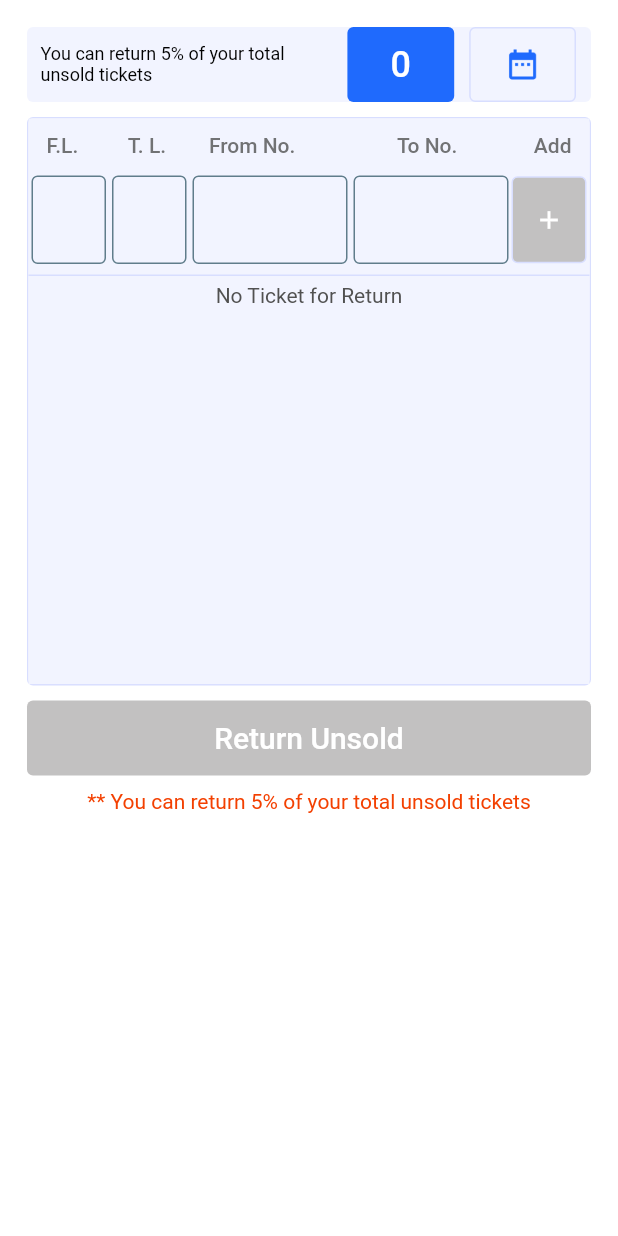
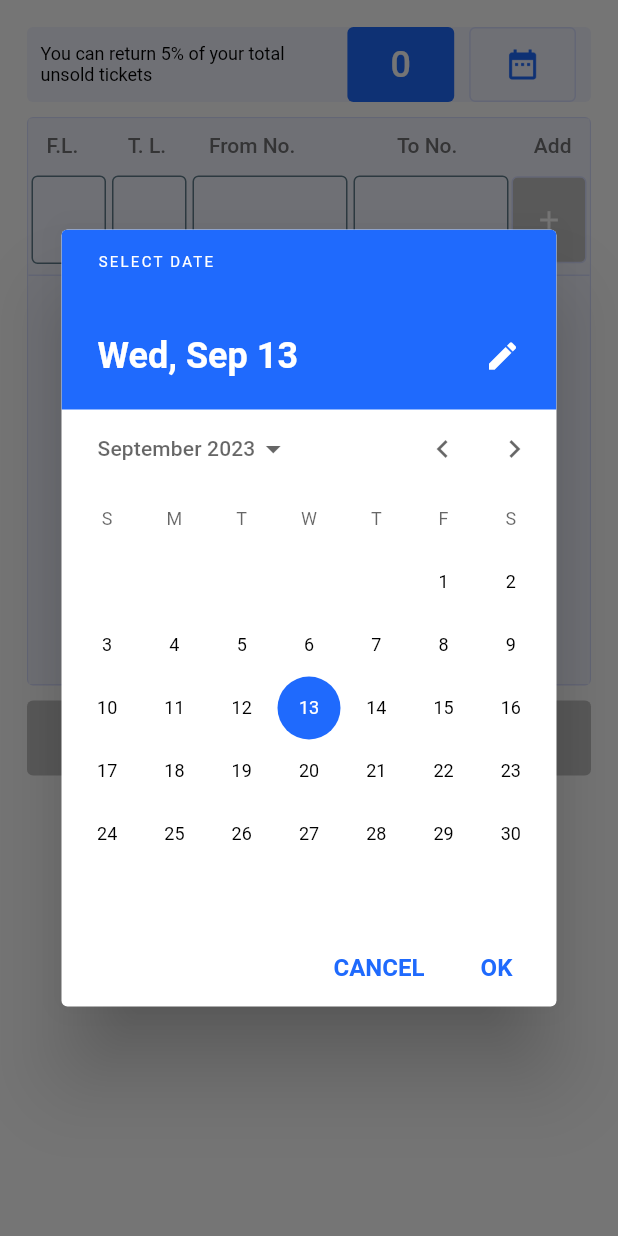
Before and after one commit to chandrshekhar/DISTECH_TECHNOLOGY, a Flutter app: the ReturnUnsoldTicket widget shown alone on an empty page, opened directly, after a tap on "Return Unsold", on a phone screen of 412 x 824 dp. Run offline on Flutter 3.47's test engine with Material 2 defaults, Android fonts, the phone set to English and light mode, and no system bars; our stand-ins replace dio, equatable, eva_icons_flutter, flutter_bloc, get, otp_text_field and 2 more; missing offline and left inert: flutter_barcode_scanner; accounts and stored records are empty; network calls fail.

Commit message:
fixed bug for check return ticket

```diff
--- a/lib/Api/api_provider.dart
+++ b/lib/Api/api_provider.dart
@@ -20,7 +20,7 @@ class ApiProvider {
   Future<LoginResponseModel> loginApiCall(LoginRequestModel reqModel) async {
     Response response;
     if (kDebugMode) {
-      print(reqModel.toJson());
+
     }
     try {
       _dio.options.headers = {
@@ -355,7 +355,7 @@ class ApiProvider {
     String token = await localStorageService
             .getFromDisk(LocalStorageService.ACCESS_TOKEN_KEY) ??
         "";
-    print("token $token");
+
     try {
       _dio.options.headers = {
         'Accept': 'application/json',
@@ -389,7 +389,7 @@ class ApiProvider {
     String token = await localStorageService
             .getFromDisk(LocalStorageService.ACCESS_TOKEN_KEY) ??
         "";
-    print("token $token");
+
     try {
       _dio.options.headers = {
         'Accept': 'application/json',
@@ -546,7 +546,7 @@ class ApiProvider {
     try {
       _dio.options.headers = {"access-token": token};
       response = await _dio.post(Urls.validateReturnTicket, data: reqModel);
-      print(response.data);
+
       if (kDebugMode) {
         log('--------Response valid : $response');
       }
--- a/lib/Features/ForgotPassword/Presentation/forgot_password.dart
+++ b/lib/Features/ForgotPassword/Presentation/forgot_password.dart
@@ -94,10 +94,10 @@ class _ForgotPasswordState extends State<ForgotPassword> {
                           label: 'Send OTP',
                           onPressed: () async {
                             if (_key.currentState!.validate()) {
-                               print("pandey jii");
+
                               var res = await ApiProvider()
                                   .forgetPassword(_emailController.text.trim());
-                              print("res---> $res");
+
                               if (res['success'] == true) {
                                 // ignore: use_build_context_synchronously
                                 ScaffoldMessenger.of(context).showSnackBar(
--- a/lib/Features/Home/Presentation/home_screen.dart
+++ b/lib/Features/Home/Presentation/home_screen.dart
@@ -17,7 +17,6 @@ import 'package:distech_technology/Widgets/custom_shape_clipper.dart';
 import 'package:eva_icons_flutter/eva_icons_flutter.dart';
 import 'package:flutter/material.dart';
 import 'package:get/get.dart';
-import 'package:http/http.dart';
 
 import '../../../Commons/app_images.dart';
 import '../../../Controller/Profile Controller/profile_controller.dart';
--- a/lib/Features/Login/bloc/login_bloc.dart
+++ b/lib/Features/Login/bloc/login_bloc.dart
@@ -17,7 +17,7 @@ class LoginBloc extends Bloc<LoginEvent, LoginState> {
         emit(LoginLoadingState());
         final mData = await apiProvider.loginApiCall(reqModel);
         if (mData.success == true) {
-          print("login token--> ${mData.user}");
+
            LocalStorageService()
               .saveToDisk(LocalStorageService.ACCESS_TOKEN_KEY, mData.jWT);
                LocalStorageService()
--- a/lib/Features/ReturnUnsoldTicket/Presentation/return_unsold_ticket_screen.dart
+++ b/lib/Features/ReturnUnsoldTicket/Presentation/return_unsold_ticket_screen.dart
@@ -27,7 +27,9 @@ class _ReturnUnsoldTicketState extends State<ReturnUnsoldTicket> {
   final RefreshController refreshController =
       RefreshController(initialRefresh: true);
   DateTime selectedDate = DateTime.now();
-  String? formatedDate;
+  String? formatedDate =
+      formatDate(date: DateTime.now(), formatType: "yyyy-MM-dd");
+
   Future<void> _selectDate(BuildContext context) async {
     final DateTime? picked = await showDatePicker(
       context: context,
@@ -77,6 +79,7 @@ class _ReturnUnsoldTicketState extends State<ReturnUnsoldTicket> {
     getMyreturnController.getAllReturnTicket();
     soldTicketController.dropDownValue.value = 10;
     soldTicketzcontroller.limit.value = 10;
+    _selectDate(context);
   }
 
   @override
@@ -176,90 +179,9 @@ class _ReturnUnsoldTicketState extends State<ReturnUnsoldTicket> {
                       ),
                     ),
                     const SizedBox(width: 10),
-
-                    // AppDropDown(
-                    //     onChanged: (value) async {
-                    //       soldTicketController.limit.value = value;
-                    //       soldTicketController.dropDownValue.value = value;
-                    //       await soldTicketController.getAllTicket(
-                    //           date: formatedDate,
-                    //           search: soldTicketController.searchText.value,
-                    //           semNumber: soldTicketController.semNumber.value);
-                    //     },
-                    //     list: soldTicketController.selectedValueList)
                   ],
                 ),
               ),
-              // SizedBox(
-              //   height: AppSizes.kDefaultPadding * 1.2,
-              // ),
-              // Row(
-              //   children: [
-              //     Expanded(
-              //       flex: 5,
-              //       child: CustomTextField(
-              //         controller: _searchController,
-              //         hintText: 'Search',
-              //         prefixIcon:  const Icon(
-              //           EvaIcons.searchOutline,
-              //           color: AppColors.primary,
-              //           size: 20,
-              //         ),
-              //         onChanged: (value) {
-              //           if (value.toString().isNotEmpty) {
-              //             soldTicketzcontroller.searchTextSave(value);
-              //           } else {
-              //             soldTicketzcontroller.searchText("");
-              //           }
-              //           soldTicketzcontroller.getAllTicket(
-              //               search: soldTicketzcontroller.searchText.value,
-              //               semNumber: soldTicketzcontroller.semNumber.value,
-              //               date: formatedDate);
-              //         },
-              //         maxLines: 1,
-              //         minLines: 1,
-              //         isBorder: false,
-              //       ),
-              //     ),
-              //     const SizedBox(
-              //       width: 15,
-              //     ),
-              //     // Expanded(
-              //     //   flex: 1,
-              //     //   child: InkWell(
-              //     //     onTap: () {
-              //     //       showDialog(
-              //     //           context: context,
-              //     //           builder: (context) {
-              //     //             return AlertDialog(
-              //     //               content: FilterDialog(
-              //     //                 selectedDate: formatedDate!,
-              //     //               ),
-              //     //             );
-              //     //           });
-              //     //     },
-              //     //     child: Container(
-              //     //       padding: const EdgeInsets.all(
-              //     //           AppSizes.kDefaultPadding / 1.5),
-              //     //       height: AppSizes.buttonHeight + 4,
-              //     //       decoration: BoxDecoration(
-              //     //           borderRadius: BorderRadius.circular(
-              //     //               AppSizes.cardCornerRadius / 2),
-              //     //           border: Border.all(color: AppColors.bg)),
-              //     //       child: Image.asset(
-              //     //         AppIcons.filterIcon,
-              //     //         width: 25,
-              //     //         height: 25,
-              //     //       ),
-              //     //     ),
-              //     //   ),
-              //     // ),
-              //     //  const SizedBox(
-              //     //   width: 10,
-              //     // ),
-
-              //   ],
-              // ),
               const SizedBox(height: 10),
               Column(
                 children: [
@@ -369,8 +291,7 @@ class _ReturnUnsoldTicketState extends State<ReturnUnsoldTicket> {
                                               "0:00:00",
                                   inputFormatters: [
                                     LengthLimitingTextInputFormatter(2),
-                                    FilteringTextInputFormatter.allow(
-                                        RegExp('[A-Z]'))
+                                    UpperCaseTextFormatter()
                                   ],
                                   keyboardType: TextInputType.name,
                                   controller: getMyreturnController
@@ -403,8 +324,7 @@ class _ReturnUnsoldTicketState extends State<ReturnUnsoldTicket> {
                                               "0:00:00",
                                   inputFormatters: [
                                     LengthLimitingTextInputFormatter(2),
-                                    FilteringTextInputFormatter.allow(
-                                        RegExp('[A-Z]'))
+                                    UpperCaseTextFormatter()
                                   ],
                                   keyboardType: TextInputType.name,
                                   controller: getMyreturnController
@@ -694,3 +614,14 @@ class _ReturnUnsoldTicketState extends State<ReturnUnsoldTicket> {
     );
   }
 }
+
+class UpperCaseTextFormatter extends TextInputFormatter {
+  @override
+  TextEditingValue formatEditUpdate(
+      TextEditingValue oldValue, TextEditingValue newValue) {
+    return TextEditingValue(
+      text: newValue.text.toUpperCase(),
+      selection: newValue.selection,
+    );
+  }
+}
--- a/pubspec.yaml
+++ b/pubspec.yaml
@@ -30,7 +30,6 @@ dependencies:
   flutter_bloc: ^8.1.3
   dio: ^5.1.2
   equatable: ^2.0.5
-  http: ^1.0.0
   intl: ^0.18.1
   shared_preferences: ^2.2.0
   flutter_launcher_icons: ^0.13.1
@@ -38,6 +37,7 @@ dependencies:
   get: ^4.6.5
   flutter_barcode_scanner:
   pull_to_refresh: ^2.0.0
+
   # flutter_screenutil: ^5.9.0
 
 
```
Also changed, not shown: lib/Controller/Update App Controller/upgrade_app_controller.dart (added, +28 -0 lines), 1 other file.
